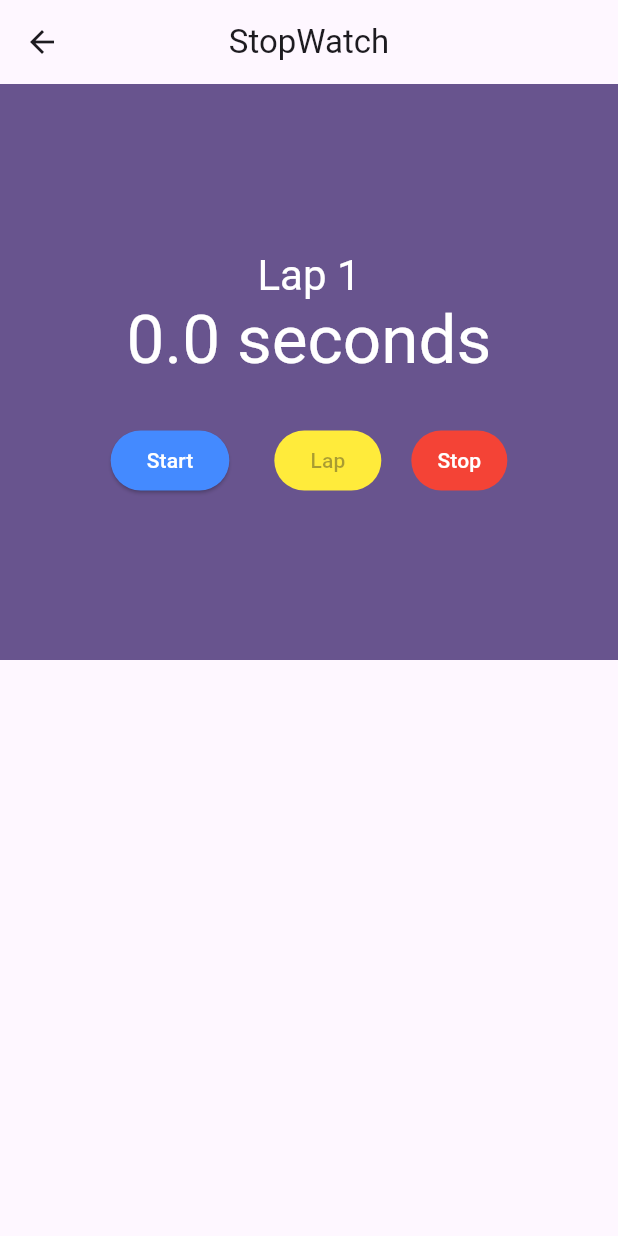
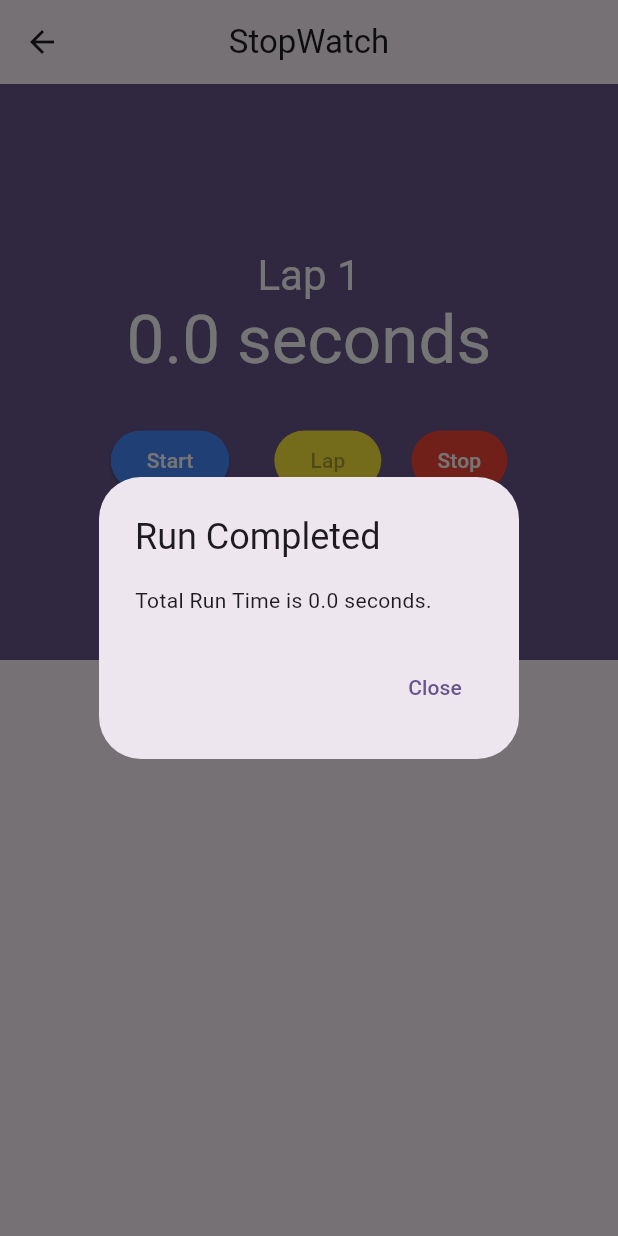
Before and after one commit to Wil-Wena/stopwatch, a Flutter app: the StopWatch screen opened by its route, after a tap on "Stop", on a phone screen of 412 x 824 dp. Run offline on Flutter 3.47's test engine with Material 2 defaults, Android fonts, the phone set to English and light mode, and no system bars.

Commit message:
Runtime of Stopwatch added

```diff
--- a/lib/stopwatch.dart
+++ b/lib/stopwatch.dart
@@ -1,9 +1,11 @@
 import 'dart:async';
 
 import 'package:flutter/material.dart';
+import 'package:stopwatch/platform_alert.dart';
 
 class StopWatch extends StatefulWidget {
   static const route = '/stopwatch';
+
   final String? name;
   final String? email;
   const StopWatch({super.key, this.name, this.email});
@@ -45,6 +47,14 @@ class _StopWatchState extends State<StopWatch> {
     setState(() {
       isTicking = false;
     });
+
+    final totalRuntime =
+        laps.fold<int>(milliseconds, (total, lap) => total + lap as int);
+    final alert = PlatformAlert(
+        title: "Run Completed",
+        message: "Total Run Time is ${secondsText(totalRuntime)}.");
+
+    alert.show(context);
   }
 
   //Lap method
@@ -57,7 +67,7 @@ class _StopWatchState extends State<StopWatch> {
     //Scrolls the list to the bottom
     scrollController.animateTo(
       itemHeight * laps.length,
-      duration: Duration(milliseconds: 500),
+      duration: const Duration(milliseconds: 500),
       curve: Curves.easeIn,
     );
   }
@@ -90,7 +100,7 @@ class _StopWatchState extends State<StopWatch> {
     return Scaffold(
       appBar: AppBar(
         centerTitle: true,
-        title: Text("StopWatch"),
+        title: const Text("StopWatch"),
       ),
       body: Column(
         children: [
```
